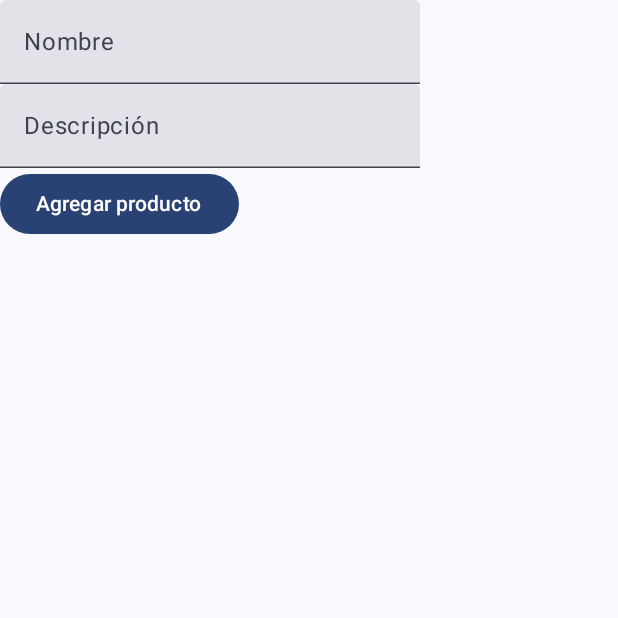
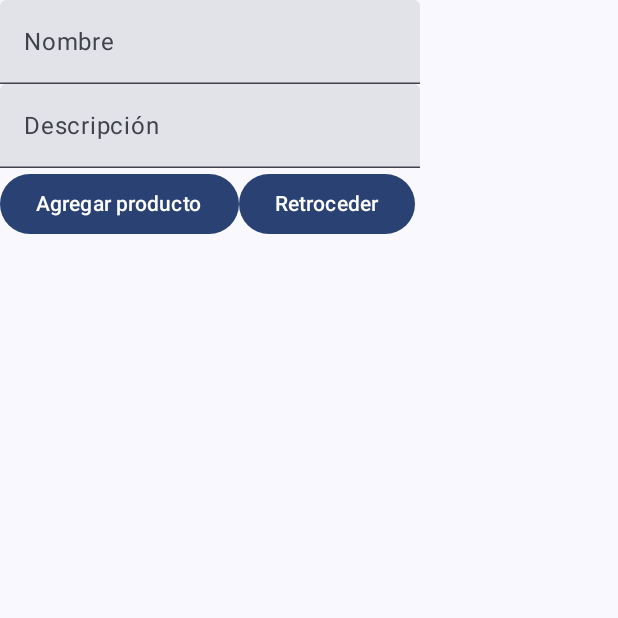
Before and after one commit to LuiggiPasacheL/Produra, an Android app built with Jetpack Compose: the AddProductView screen opened through its navigation route, on a phone screen of 412 x 824 dp, the top half of it. Run offline under Robolectric (Android 15) with nearby library versions, the phone set to English and light mode, and no system bars; our stand-ins replace Dagger/Hilt's generated code.

Commit message:
Add previous button in AddProductView

```diff
--- a/app/src/main/java/com/example/produra/presentation/addProduct/AddProductView.kt
+++ b/app/src/main/java/com/example/produra/presentation/addProduct/AddProductView.kt
@@ -1,11 +1,14 @@
 package com.example.produra.presentation.addProduct
 
+import androidx.compose.foundation.layout.Arrangement
 import androidx.compose.foundation.layout.Column
+import androidx.compose.foundation.layout.Row
 import androidx.compose.foundation.layout.fillMaxSize
 import androidx.compose.material3.Button
 import androidx.compose.material3.Text
 import androidx.compose.material3.TextField
 import androidx.compose.runtime.Composable
+import androidx.compose.ui.Alignment
 import androidx.compose.ui.Modifier
 import androidx.hilt.navigation.compose.hiltViewModel
 
@@ -26,11 +29,21 @@ fun AddProductView(
                 val product = state.product.copy(description = description)
                 viewModel.onValueChanged(product = product)
             })
-        Button(onClick = {
-            viewModel.actionForm()
-            onNavigateToListProducts()
-        }) {
-            Text(text = "Agregar producto")
+        Row(
+            verticalAlignment = Alignment.CenterVertically,
+            horizontalArrangement = Arrangement.SpaceBetween
+        ) {
+            Button(onClick = {
+                viewModel.actionForm()
+                onNavigateToListProducts()
+            }) {
+                Text(text = "Agregar producto")
+            }
+            Button(onClick = {
+                onNavigateToListProducts()
+            }) {
+                Text(text = "Retroceder")
+            }
         }
     }
 }
```
